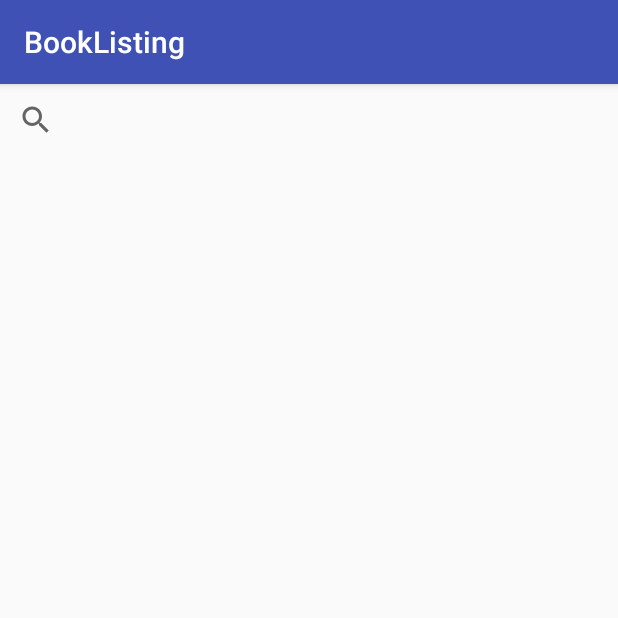
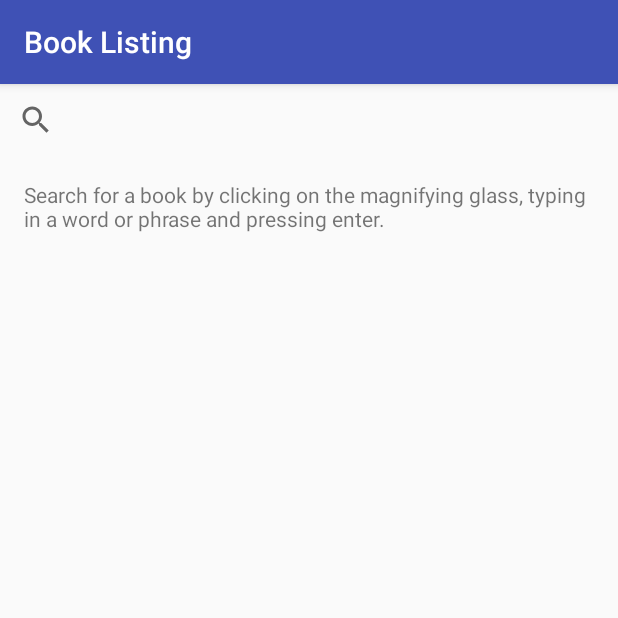
Before and after one commit to jvuonger/BookListing, an Android app: the screen it shows after launch (MainActivity), on a phone screen of 412 x 824 dp, the top half of it. Run offline under Robolectric (Android 15) with nearby library versions, the phone set to English and light mode, and no system bars.

```diff
--- a/app/src/main/java/com/jamesvuong/booklisting/BookAdapter.java
+++ b/app/src/main/java/com/jamesvuong/booklisting/BookAdapter.java
@@ -33,8 +33,12 @@ public class BookAdapter extends ArrayAdapter<Book> {
 
         TextView tvTitle = (TextView) convertView.findViewById(R.id.book_title);
         tvTitle.setText(book.getTitle());
+
         TextView tvSubtitle = (TextView) convertView.findViewById(R.id.subtitle);
-        tvSubtitle.setText(book.getmSubtitle());
+        tvSubtitle.setText(book.getSubtitle());
+
+        TextView tvPublishedDate = (TextView) convertView.findViewById(R.id.published_date);
+        tvPublishedDate.setText(book.getPublishedDate());
 
         return convertView;
     }
--- a/app/src/main/res/layout/activity_main.xml
+++ b/app/src/main/res/layout/activity_main.xml
@@ -12,8 +12,16 @@
         android:layout_width="match_parent"
         android:layout_height="wrap_content"
         android:layout_weight="0"
-        android:queryHint="Search"
+        android:queryHint="@string/search_hint"
         />
+
+    <TextView
+        android:id="@+id/search_instructions"
+        android:layout_width="match_parent"
+        android:layout_height="0dp"
+        android:layout_weight="1"
+        android:padding="16dp"
+        android:text="@string/search_instruction"/>
 
     <ListView
         android:id="@+id/list_view"
--- a/app/src/main/res/values/strings.xml
+++ b/app/src/main/res/values/strings.xml
@@ -1,3 +1,7 @@
 <resources>
-    <string name="app_name">BookListing</string>
+    <string name="app_name">Book Listing</string>
+    <string name="search_hint">Search</string>
+    <string name="search_instruction">Search for a book by clicking on the magnifying glass, typing
+        in a word or phrase and pressing enter.</string>
+
 </resources>
```
Also changed, not shown: app/src/main/java/com/jamesvuong/booklisting/Book.java (+2 -11 lines), app/src/main/java/com/jamesvuong/booklisting/MainActivity.java (+28 -21 lines), app/src/main/res/layout/list_item.xml (+13 -3 lines), app/src/main/res/layout/list_view.xml (deleted, +0 -7 lines).
